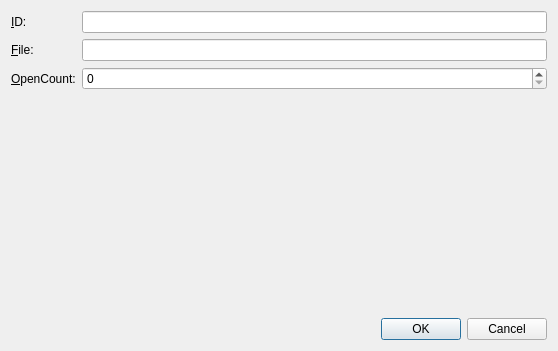
Before: the Qt Designer form src/itempropertydialog.ui in ambiesoft/SceneExplorer, drawn with Qt 5.
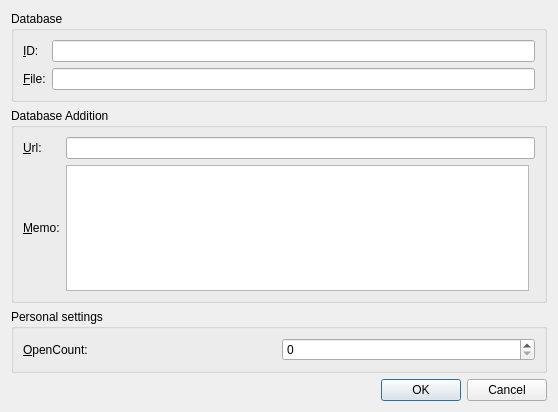
After: the same form once the commit is applied.

```diff
--- a/src/itempropertydialog.ui
+++ b/src/itempropertydialog.ui
@@ -7,14 +7,14 @@
     <x>0</x>
     <y>0</y>
     <width>558</width>
-    <height>351</height>
+    <height>412</height>
    </rect>
   </property>
   <property name="windowTitle">
    <string>Property</string>
   </property>
   <layout class="QGridLayout" name="gridLayout">
-   <item row="5" column="1">
+   <item row="8" column="1">
     <widget class="QDialogButtonBox" name="buttonBox">
      <property name="sizePolicy">
       <sizepolicy hsizetype="Expanding" vsizetype="Fixed">
@@ -30,30 +30,7 @@
      </property>
     </widget>
    </item>
-   <item row="2" column="1">
-    <widget class="QSpinBox" name="sbOpenCount"/>
-   </item>
-   <item row="2" column="0">
-    <widget class="QLabel" name="labelOpenCount">
-     <property name="text">
-      <string>&amp;OpenCount:</string>
-     </property>
-     <property name="buddy">
-      <cstring>sbOpenCount</cstring>
-     </property>
-    </widget>
-   </item>
-   <item row="0" column="0">
-    <widget class="QLabel" name="labelID">
-     <property name="text">
-      <string>&amp;ID:</string>
-     </property>
-     <property name="buddy">
-      <cstring>lineID</cstring>
-     </property>
-    </widget>
-   </item>
-   <item row="3" column="1">
+   <item row="6" column="1">
     <spacer name="verticalSpacer">
      <property name="orientation">
       <enum>Qt::Vertical</enum>
@@ -66,21 +43,97 @@
      </property>
     </spacer>
    </item>
-   <item row="1" column="0">
-    <widget class="QLabel" name="labelFile">
-     <property name="text">
-      <string>&amp;File:</string>
+   <item row="1" column="0" colspan="2">
+    <widget class="QGroupBox" name="groupDb">
+     <property name="title">
+      <string>Database</string>
      </property>
-     <property name="buddy">
-      <cstring>lineFile</cstring>
+     <layout class="QGridLayout" name="gridLayout_2">
+      <item row="0" column="0">
+       <widget class="QLabel" name="labelID">
+        <property name="text">
+         <string>&amp;ID:</string>
+        </property>
+        <property name="buddy">
+         <cstring>lineID</cstring>
+        </property>
+       </widget>
+      </item>
+      <item row="1" column="0">
+       <widget class="QLabel" name="labelFile">
+        <property name="text">
+         <string>&amp;File:</string>
+        </property>
+        <property name="buddy">
+         <cstring>lineFile</cstring>
+        </property>
+       </widget>
+      </item>
+      <item row="1" column="1">
+       <widget class="QLineEdit" name="lineFile"/>
+      </item>
+      <item row="0" column="1">
+       <widget class="QLineEdit" name="lineID"/>
+      </item>
+     </layout>
+    </widget>
+   </item>
+   <item row="2" column="0" colspan="2">
+    <widget class="QGroupBox" name="groupDbAddition">
+     <property name="title">
+      <string>Database Addition</string>
      </property>
+     <layout class="QGridLayout" name="gridLayout_3">
+      <item row="0" column="0">
+       <widget class="QLabel" name="labelUrl">
+        <property name="text">
+         <string>&amp;Url:</string>
+        </property>
+        <property name="buddy">
+         <cstring>lineUrl</cstring>
+        </property>
+       </widget>
+      </item>
+      <item row="1" column="0">
+       <widget class="QLabel" name="labelMemo">
+        <property name="text">
+         <string>&amp;Memo:</string>
+        </property>
+        <property name="buddy">
+         <cstring>plainTextMemo</cstring>
+        </property>
+       </widget>
+      </item>
+      <item row="1" column="1">
+       <widget class="QPlainTextEdit" name="plainTextMemo"/>
+      </item>
+      <item row="0" column="1" colspan="2">
+       <widget class="QLineEdit" name="lineUrl"/>
+      </item>
+     </layout>
     </widget>
    </item>
-   <item row="0" column="1">
-    <widget class="QLineEdit" name="lineID"/>
-   </item>
-   <item row="1" column="1">
-    <widget class="QLineEdit" name="lineFile"/>
+   <item row="5" column="0" colspan="2">
+    <widget class="QGroupBox" name="groupPersonal">
+     <property name="title">
+      <string>Personal settings</string>
+     </property>
+     <layout class="QGridLayout" name="gridLayout_4">
+      <item row="1" column="1">
+       <widget class="QSpinBox" name="sbOpenCount"/>
+      </item>
+      <item row="1" column="0">
+       <widget class="QLabel" name="labelOpenCount">
+        <property name="text">
+         <string>&amp;OpenCount:</string>
+        </property>
+        <property name="buddy">
+         <cstring>sbOpenCount</cstring>
+        </property>
+       </widget>
+      </item>
+     </layout>
+    </widget>
    </item>
   </layout>
  </widget>
```
Left out of the diff: 11 changed lines with no effect on the pictures.
